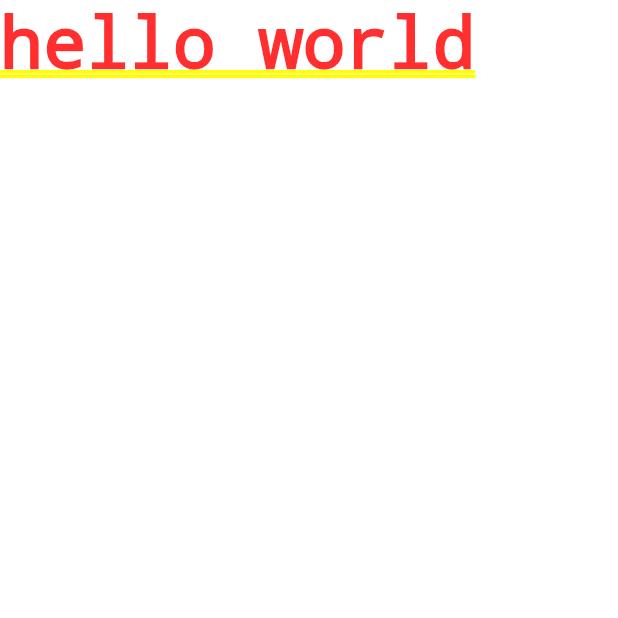
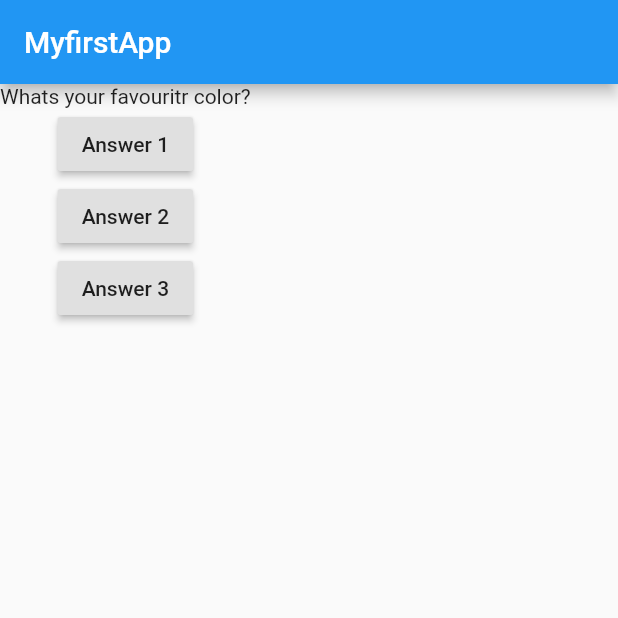
Before and after one commit to lijoos/FlutterBasicApp, a Flutter app: the screen it shows after launch, on a phone screen of 412 x 824 dp, the top half of it. Run offline on Flutter 3.47's test engine with Material 2 defaults, Android fonts, the phone set to English and light mode, and no system bars.

```diff
--- a/lib/main.dart
+++ b/lib/main.dart
@@ -1,10 +1,49 @@
 import 'package:flutter/material.dart';
-void main(){
- runApp(MyApp());
+
+void main() => runApp(MyApp());
+
+class MyApp extends StatefulWidget {
+  @override
+  State<StatefulWidget> createState() {
+    // TODO: implement createState
+    return MyAppState();
+  }
 }
- class MyApp  extends StatelessWidget {
+
+  class MyAppState extends State<MyApp>{
+  var questions = ['Whats your favouritr color?', 'Whats your Hobby?'];
+  var questionIndex = 0;
+  void answerQuestion() {
+    setState(() {
+       questionIndex = questionIndex + 1;
+    });
+    print(questionIndex);
+  }
+
   @override
   Widget build(BuildContext context) {
-    return MaterialApp(home:Text('hello world'));
+    return MaterialApp(
+        home: Scaffold(
+      appBar: AppBar(
+        title: Text('MyfirstApp'),
+      ),
+      body: Column(
+        children: <Widget>[
+          Text(questions[questionIndex]),
+          RaisedButton(
+            child: Text('Answer 1'),
+            onPressed: answerQuestion,
+          ),
+          RaisedButton(
+            child: Text('Answer 2'),
+            onPressed: () => print('Answer 2'),
+          ),
+          RaisedButton(
+            child: Text('Answer 3'),
+            onPressed: () => print('Answer 3'),
+          ),
+        ],
+      ),
+    ));
   }
 }
```
